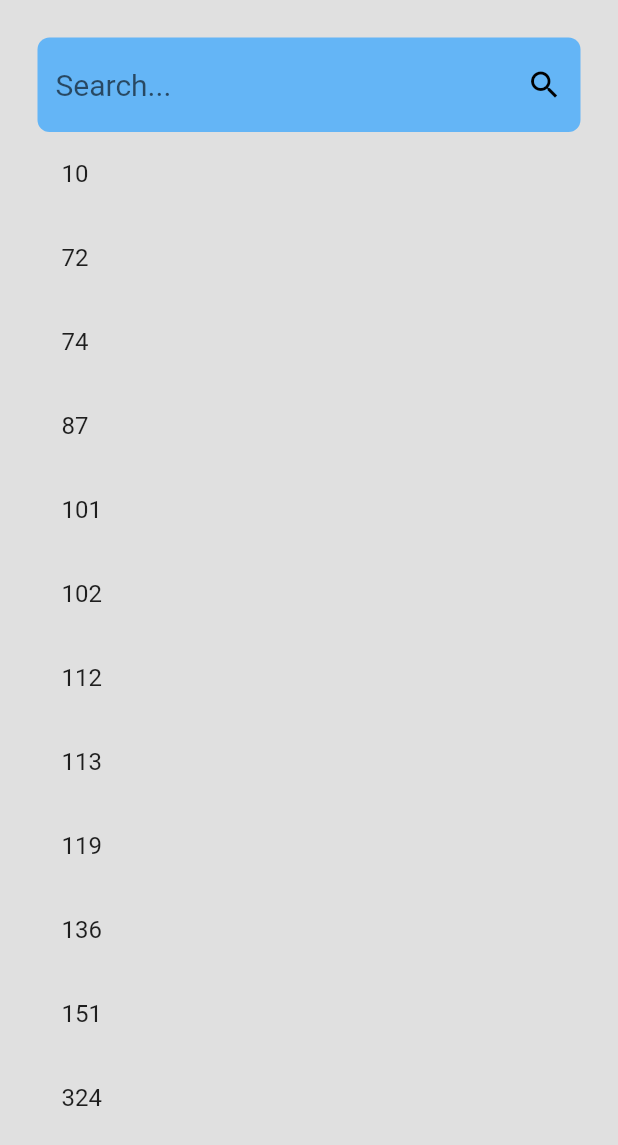
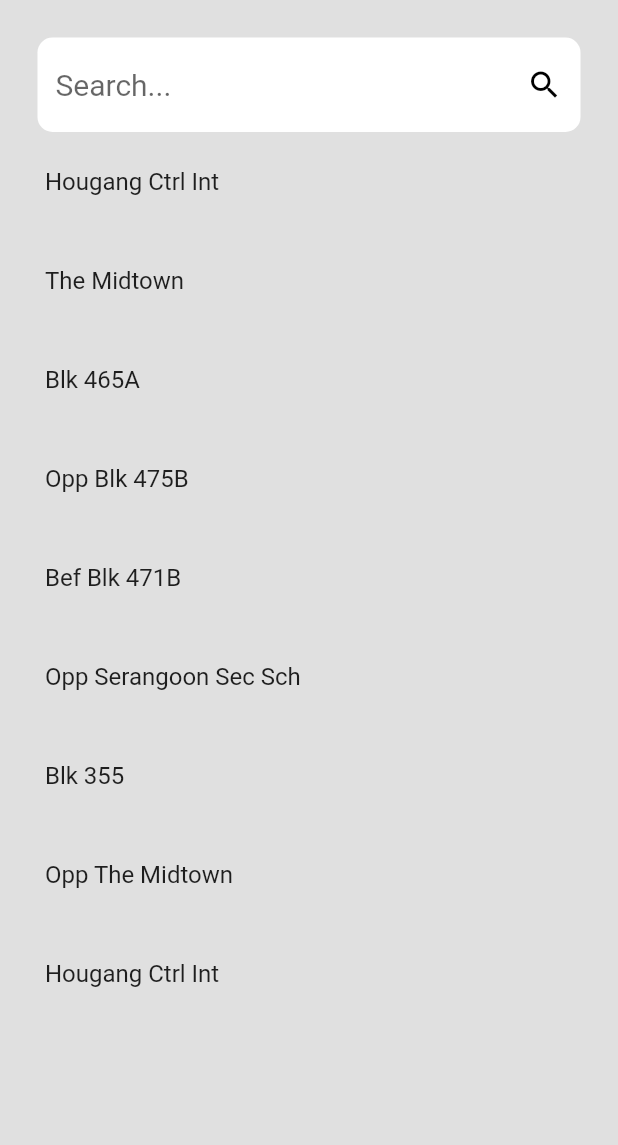
Before and after one commit to ValElizaTan/211354T_MAD_Project, a Flutter app: the SearchPage screen opened directly, on a phone screen of 412 x 824 dp. Shown: the top 1145 px of the screen. Run offline on Flutter 3.47's test engine with Material 2 defaults, Android fonts, the phone set to English and light mode, and no system bars.

```diff
--- a/lib/model.dart
+++ b/lib/model.dart
@@ -8,7 +8,13 @@ class MyData {
 }
 
 class BusModel{
-  int bus_num;
+  String bus_num;
 
   BusModel(this.bus_num);
 }
+
+class RoadNameModel{
+  String road_name;
+
+  RoadNameModel(this.road_name);
+}
--- a/lib/search.dart
+++ b/lib/search.dart
@@ -21,27 +21,27 @@ class SearchPage extends StatefulWidget {
 }
 
 class _SearchPageState extends State<SearchPage> {
-  static List<BusModel> main_bus_list = [
-    BusModel(10),
-    BusModel(72),
-    BusModel(74),
-    BusModel(87),
-    BusModel(101),
-    BusModel(102),
-    BusModel(112),
-    BusModel(113),
-    BusModel(119),
-    BusModel(136),
-    BusModel(151),
-    BusModel(324),
+  static List<RoadNameModel> main_road_list = [
+    RoadNameModel('Hougang Ctrl Int'),
+    RoadNameModel('The Midtown'),
+    RoadNameModel('Blk 465A'),
+    RoadNameModel('Opp Blk 475B'),
+    RoadNameModel('Bef Blk 471B'),
+    RoadNameModel('Opp Serangoon Sec Sch'),
+    RoadNameModel('Blk 355'),
+    RoadNameModel('Opp The Midtown'),
+    RoadNameModel('Hougang Ctrl Int'),
   ];
 
   //creating the list to display and filter
-  List<BusModel> display_list = List.from(main_bus_list);
+  List<RoadNameModel> display_list = List.from(main_road_list);
 
 
   void updateList(String value) {
     //This is the function that will filter the list
+    setState(() {
+      display_list = main_road_list.where((element) => element.road_name?.toLowerCase().contains(value)).toList();
+    });
   }
 
   @override
@@ -56,14 +56,15 @@ class _SearchPageState extends State<SearchPage> {
           children: [
             //Search field
             TextField(
+              onChanged: (value) => updateList(value),
               style: TextStyle(fontSize: 20),
               decoration: InputDecoration(
                 hintText: 'Search...',
                 suffixIcon: Icon(Icons.search, color: Colors.black),
                 filled: true,
-                fillColor: Colors.blue[300],
+                fillColor: Colors.white,
                 border: OutlineInputBorder(
-                    borderRadius: BorderRadius.circular(8),
+                    borderRadius: BorderRadius.circular(10.0),
                     borderSide: BorderSide.none),
               ),
             ),
@@ -71,7 +72,8 @@ class _SearchPageState extends State<SearchPage> {
               child: ListView.builder(
                 itemCount: display_list.length,
                 itemBuilder: (context, index) => ListTile(
-                  title: Text('${display_list[index].bus_num}'),
+                  contentPadding: EdgeInsets.all(5.0),
+                  title: Text('${display_list[index].road_name}', textAlign: TextAlign.start,),
                 ),
               ),
             ),
```
Also changed, not shown: lib/bus.dart (+89 -0 lines), lib/businfo.dart (+94 -0 lines), lib/endpage.dart (+85 -0 lines), lib/startpage.dart (+52 -91 lines).
